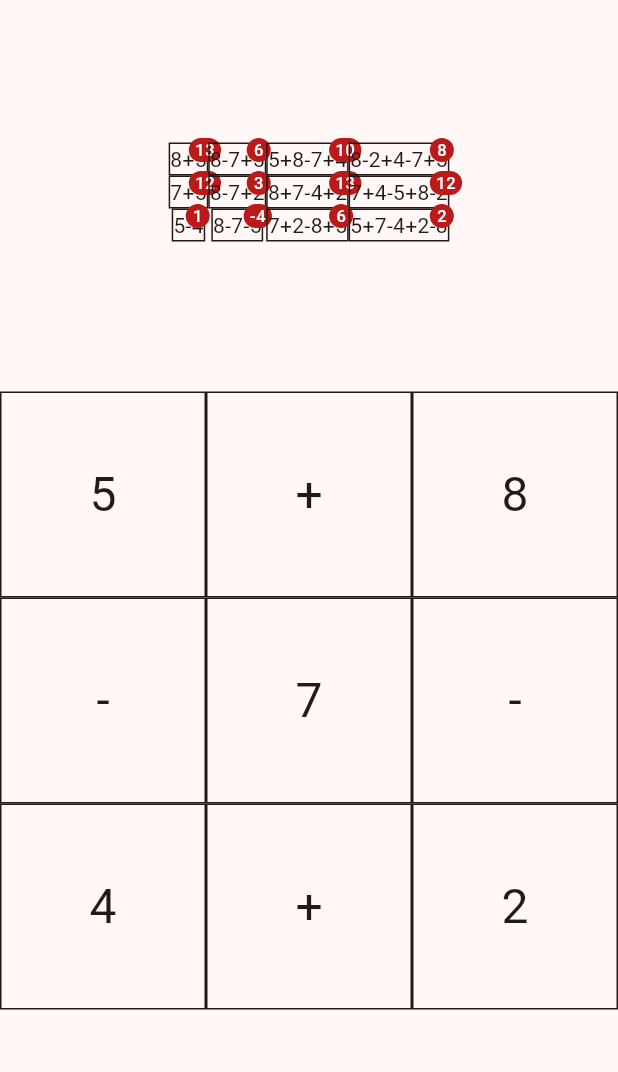
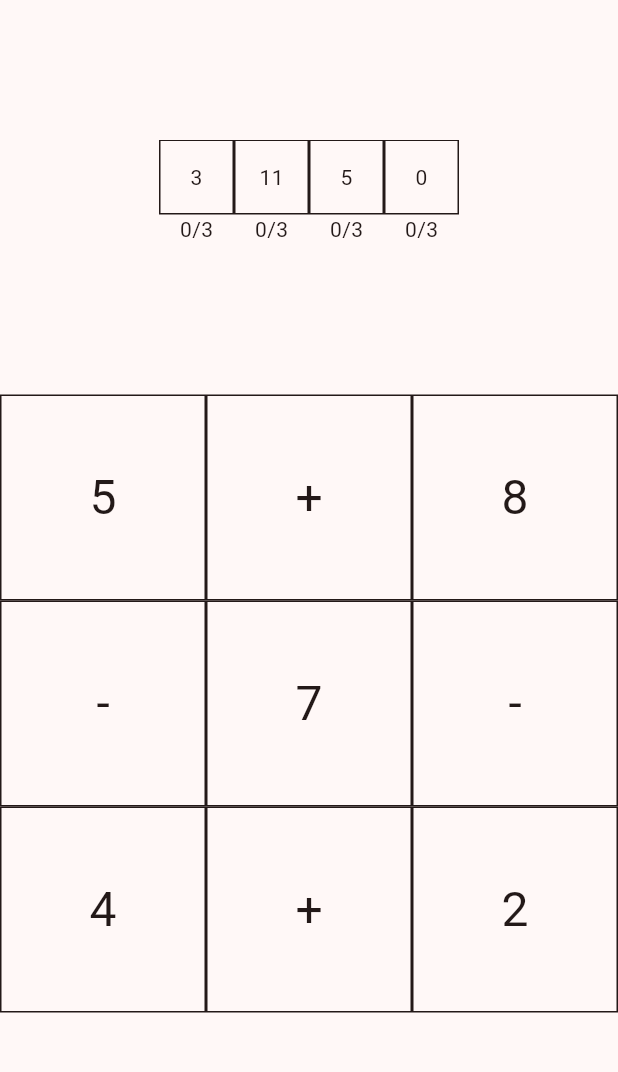
Before and after one commit to qb20nh/quento_clone, a Flutter app: the screen it shows after launch, on a phone screen of 412 x 824 dp, the part 84-1156 px from its top. Run offline on Flutter 3.47's test engine with Material 2 defaults, Android fonts, the light colour scheme and no system bars.

Commit message:
feat: :sparkles: few of improvements i can think of
- all possible paths on the given board are deterministically discovered
- challenges in single difficulty have unique target values.
- target values are always positive
- mini visual improvement

```diff
--- a/lib/data.dart
+++ b/lib/data.dart
@@ -23,6 +23,15 @@ abstract class Board<T> {
     }
     return buffer.toString();
   }
+}
+
+enum Difficulty {
+  easy,
+  medium,
+  hard,
+  max;
+
+  int get targetSequenceLength => index * 2 + 3;
 }
 
 class GridBoard extends Board<Tile> {
@@ -187,14 +196,12 @@ class Challenge {
   const Challenge({
     required this.difficulty,
     required this.intendedDragSequence,
-  }) : assert(difficulty >= 0);
+  });
 
   factory Challenge.randomFromBoard({
     required GridBoard board,
-    required int difficulty,
+    required Difficulty difficulty,
   }) {
-    final targetSequenceLength = 2 * difficulty + 3;
-
     // Pick a random number tile to start the sequence.
     final firstTile = board.tiles
         .expand((row) => row)
@@ -254,7 +261,7 @@ class Challenge {
 
     TileSequence? found = findRandomPath(
       TileSequence.fromTiles(tiles: [firstTile]),
-      targetSequenceLength,
+      difficulty.targetSequenceLength,
       [
         isInsideBoard,
         isNotInSequence,
@@ -262,14 +269,7 @@ class Challenge {
     );
     if (found == null) {
       throw StateError(
-          'No valid tile sequence has been found for length $targetSequenceLength');
-    }
-
-    if (found.value <= 0) {
-      // Reverse the tile sequence to make the value positive.
-      found = TileSequence.fromTiles(
-        tiles: found.tiles.reversed.toList(),
-      );
+          'No valid tile sequence has been found for difficulty $difficulty.');
     }
 
     return Challenge(
@@ -278,7 +278,7 @@ class Challenge {
     );
   }
 
-  final int difficulty;
+  final Difficulty difficulty;
   final TileSequence intendedDragSequence;
   int get value => intendedDragSequence.value;
 }
--- a/lib/main.dart
+++ b/lib/main.dart
@@ -1,5 +1,6 @@
 import 'package:flutter/material.dart';
 import 'package:quento_clone/data.dart';
+import 'package:quento_clone/util.dart';
 
 void main() {
   runApp(const MyApp());
@@ -38,20 +39,20 @@ class MyHomePage extends StatefulWidget {
 class _MyHomePageState extends State<MyHomePage> {
   static const _size = (3, 3);
 
-  final board = GridBoard.randomFromSize(size: _size);
-
+  late final GridBoard board;
+  late final Map<Difficulty, Map<int, Set<TileSequence>>> allPaths;
   late final List<List<Challenge>> challengeSet;
 
-  static const maxRounds = 4;
-  static const challengesPerRound = 3;
+  static const challengesPerDifficulty = 3;
 
   @override
   void initState() {
     super.initState();
 
-    print(board.toString());
-
-    challengeSet = _createChallengeSet(board, maxRounds, challengesPerRound);
+    board = GridBoard.randomFromSize(size: _size);
+    allPaths = generateAllPathsForGrid(board);
+    challengeSet =
+        createChallengeSetFromPaths(allPaths, challengesPerDifficulty);
   }
 
   @override
@@ -68,7 +69,7 @@ class _MyHomePageState extends State<MyHomePage> {
             Row(
               mainAxisAlignment: MainAxisAlignment.center,
               children: [
-                for (var i = 0; i < maxRounds; i++)
+                for (var i = 0; i < allPaths.length; i++)
                   ChallengeProgressDisplay(
                     challenges: challengeSet[i],
                   ),
@@ -104,37 +105,32 @@ class _MyHomePageState extends State<MyHomePage> {
       ),
     );
   }
-
-  static List<List<Challenge>> _createChallengeSet(
-      GridBoard board, int rounds, int challengesPerRound) {
-    final challengeSet = <List<Challenge>>[];
-    for (var i = 0; i < rounds; i++) {
-      final challenges = <Challenge>[];
-      for (var j = 0; j < challengesPerRound; j++) {
-        challenges.add(Challenge.randomFromBoard(board: board, difficulty: i));
-      }
-      challengeSet.add(challenges);
-    }
-    return challengeSet;
-  }
 }
 
 class ChallengeProgressDisplay extends StatelessWidget {
   const ChallengeProgressDisplay({
     super.key,
     required this.challenges,
-    this.completedChallenge = 0,
+    this.completedChallenges = 0,
   });
 
   final List<Challenge> challenges;
-  final int completedChallenge;
+  final int completedChallenges;
 
   @override
   Widget build(BuildContext context) {
+    final pageController = PageController(initialPage: 1);
     return Column(
+      mainAxisSize: MainAxisSize.min,
+      children: [
+        SizedBox.square(
+          dimension: 50,
+          child: PageView(
             children: [
               for (var i = 0; i < challenges.length; i++)
-          Container(
+                SizedBox.square(
+                  dimension: 50,
+                  child: Container(
                     decoration: BoxDecoration(
                       border: Border.all(
                         color: Theme.of(context).colorScheme.onSurface,
@@ -142,17 +138,20 @@ class ChallengeProgressDisplay extends StatelessWidget {
                       ),
                     ),
                     child: Center(
-              child: Badge(
-                label:
-                    Text(challenges[i].intendedDragSequence.value.toString()),
                       child: Text(
-                  challenges[i].intendedDragSequence.toString(),
+                        challenges[i].intendedDragSequence.value.toString(),
                         // style: Theme.of(context).textTheme.headlineLarge,
                       ),
                     ),
                   ),
                 ),
             ],
+          ),
+        ),
+        Text(
+          '$completedChallenges/${challenges.length}',
+        ),
+      ],
     );
   }
 }
--- a/lib/random.dart
+++ b/lib/random.dart
@@ -83,7 +83,3 @@ List<int> generateDispersedRandomNumbers(int N) {
   }
   return allNumbers..shuffle(globalRandom);
 }
-
-void main() {
-  print(generateDispersedRandomNumbers(9));
-}
--- a/lib/util.dart
+++ b/lib/util.dart
@@ -1,6 +1,7 @@
 import 'dart:collection';
 
 import 'package:quento_clone/data.dart';
+import 'package:quento_clone/random.dart';
 
 T tryCatch<R, E extends Error, T>(
   R Function() unsafeAction,
@@ -13,6 +14,28 @@ T tryCatch<R, E extends Error, T>(
   } on E catch (e) {
     return whenError(e);
   }
+}
+
+List<List<Challenge>> createChallengeSetFromPaths(
+    Map<Difficulty, Map<int, Set<TileSequence>>> allPaths,
+    int challengesPerDifficulty) {
+  final challengeSet = <List<Challenge>>[];
+  for (final MapEntry(key: difficulty, value: pathsByValue)
+      in allPaths.entries) {
+    final challenges = <Challenge>[];
+    final valueIndex = pickUniqueRandomNumbers(
+        challengesPerDifficulty, 0, pathsByValue.length - 1);
+    valueIndex.map((index) {
+      final paths = pathsByValue.values.elementAt(index);
+      final pathIndex = randomFromRange(0, paths.length - 1);
+      final path = paths.elementAt(pathIndex);
+      return Challenge(difficulty: difficulty, intendedDragSequence: path);
+    }).forEach((challenge) {
+      challenges.add(challenge);
+    });
+    challengeSet.add(challenges);
+  }
+  return challengeSet;
 }
 
 // Generate all paths shapes for a given size limit and length.
@@ -69,20 +92,23 @@ TileSequence pathShapeToTileSequence(GridBoard board, List<int2> pathShape) {
   return TileSequence.fromTiles(tiles: tiles);
 }
 
-void main() {
-  final board = GridBoard.randomFromSize(size: (3, 3));
-  print(board);
-  final paths = generateAllPathShapes(board.size, 5);
-  print(paths.length);
-  final tileSequences = Map.fromEntries(paths.map((p) {
-    final ts = pathShapeToTileSequence(board, p);
-    return MapEntry(ts.value, ts);
-  }));
-
-  SplayTreeMap tileSequencesByValue = SplayTreeMap<int, List<TileSequence>>();
-  for (final ts in tileSequences.values) {
-    tileSequencesByValue.putIfAbsent(ts.value, () => <TileSequence>[]).add(ts);
+Map<Difficulty, Map<int, Set<TileSequence>>> generateAllPathsForGrid(
+    GridBoard board) {
+  final pathsByDifficulty = <Difficulty, Map<int, Set<TileSequence>>>{};
+  for (final difficulty in Difficulty.values) {
+    final paths =
+        generateAllPathShapes(board.size, difficulty.targetSequenceLength);
+    final tileSequencesByValue = SplayTreeMap<int, Set<TileSequence>>();
+    for (final p in paths) {
+      final ts = pathShapeToTileSequence(board, p);
+      if (ts.value < 0) {
+        continue;
+      }
+      tileSequencesByValue
+          .putIfAbsent(ts.value, () => <TileSequence>{})
+          .add(ts);
+    }
+    pathsByDifficulty[difficulty] = tileSequencesByValue;
   }
-
-  print(tileSequencesByValue);
+  return pathsByDifficulty;
 }
```
Lines whose indentation alone changed are shown as unchanged.
